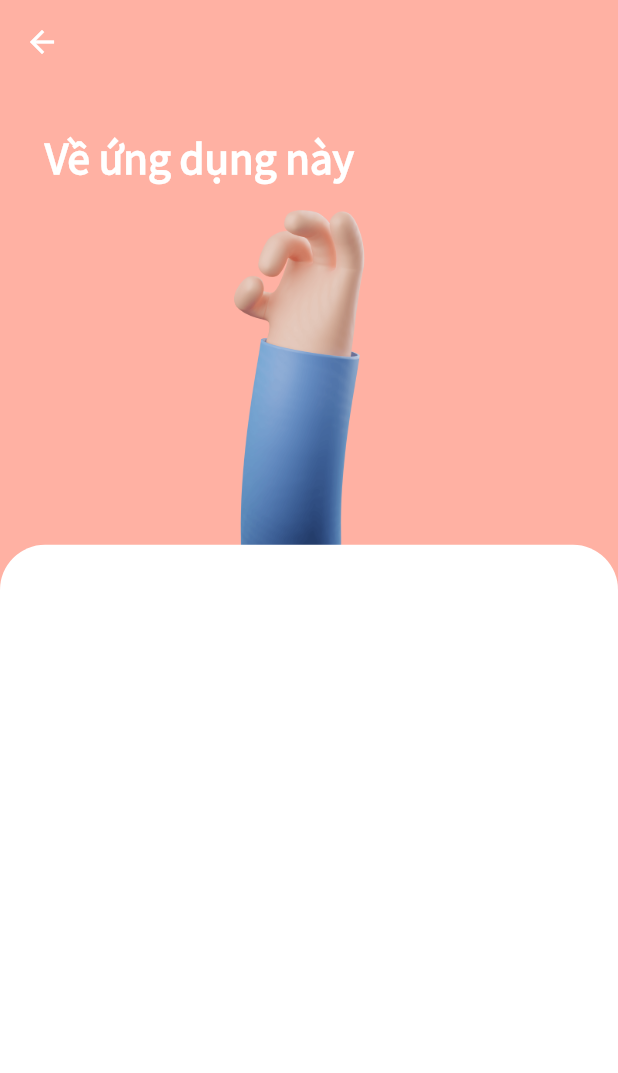
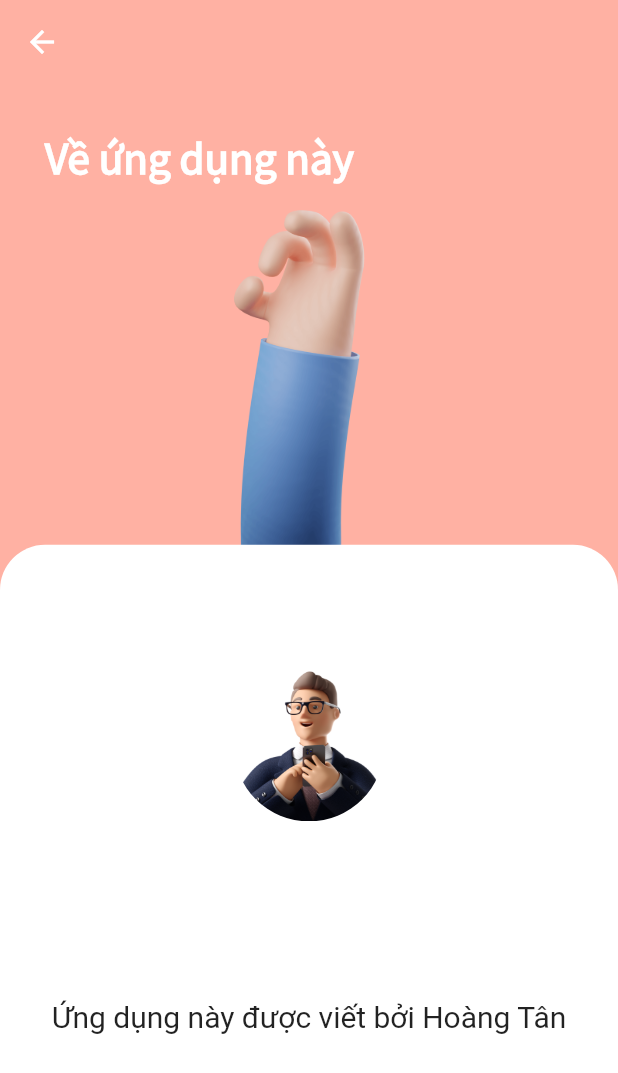
Before and after one commit to htan1901/flutter_todo, a Flutter app: the screen it shows after launch, in the side drawer, after a tap on "Về ứng dụng", on a phone screen of 412 x 824 dp. Shown: the top 1073 px of the screen. Run offline on Flutter 3.47's test engine with Material 2 defaults, Android fonts, the phone set to English and light mode, and no system bars.

Commit message:
add text_style.dart file

```diff
--- a/lib/screens/about.dart
+++ b/lib/screens/about.dart
@@ -1,5 +1,5 @@
 import 'package:flutter/material.dart';
-import 'package:todo/widgets/drawer.dart';
+import 'package:todo/styles/text_style.dart';
 
 class AboutPage extends StatelessWidget {
   const AboutPage({Key? key}) : super(key: key);
@@ -16,9 +16,8 @@ class AboutPage extends StatelessWidget {
   }
 
   Widget buildBody(BuildContext context) {
-    String userName = 'Hoàng Tân';
-    double height = MediaQuery.of(context).size.height;
-    double width = MediaQuery.of(context).size.width;
+    // double height = MediaQuery.of(context).size.height;
+    // double width = MediaQuery.of(context).size.width;
     return Container(
       constraints: const BoxConstraints.expand(),
       decoration: const BoxDecoration(
@@ -43,6 +42,7 @@ class AboutPage extends StatelessWidget {
         Expanded(
           flex: 3,
           child: Container(
+            constraints: const BoxConstraints.expand(),
             padding: const EdgeInsets.only(
                 top: 25,
                 // left: 25,
@@ -52,6 +52,17 @@ class AboutPage extends StatelessWidget {
                 borderRadius: BorderRadius.only(
                     topLeft: Radius.circular(30),
                     topRight: Radius.circular(30))),
+            child: Column(
+              mainAxisAlignment: MainAxisAlignment.spaceAround,
+              children: <Widget>[
+                const CircleAvatar(
+                  backgroundColor: Colors.white,
+                  radius: 50,
+                  backgroundImage: AssetImage("assets/images/avt.png"),
+                ),
+                Text("Ứng dụng này được viết bởi Hoàng Tân", style: CustomTextStyle.aboutDescriptionStyle,),
+              ],
+            ),
           ),
         )
       ]),
--- a/lib/screens/home.dart
+++ b/lib/screens/home.dart
@@ -37,7 +37,7 @@ class _HomePageState extends State<HomePage> {
       decoration: const BoxDecoration(
           image: DecorationImage(
               image: AssetImage('assets/images/masthead.png'),
-              alignment: Alignment.topCenter),
+              alignment: Alignment.topRight),
           color: Color.fromRGBO(0, 106, 216, 1)),
       child: Column(children: <Widget>[
         Expanded(
--- /dev/null
+++ b/lib/styles/text_style.dart
@@ -0,0 +1,5 @@
+import 'package:flutter/cupertino.dart';
+
+class CustomTextStyle {
+  static TextStyle aboutDescriptionStyle = const TextStyle(fontSize: 20);
+}
--- a/pubspec.yaml
+++ b/pubspec.yaml
@@ -34,6 +34,7 @@ dependencies:
   # The following adds the Cupertino Icons font to your application.
   # Use with the CupertinoIcons class for iOS style icons.
   cupertino_icons: ^1.0.2
+  url_launcher: ^6.1.2
 
 dev_dependencies:
   flutter_test:
```
Also changed, not shown: pubspec.lock, 2 other files.
